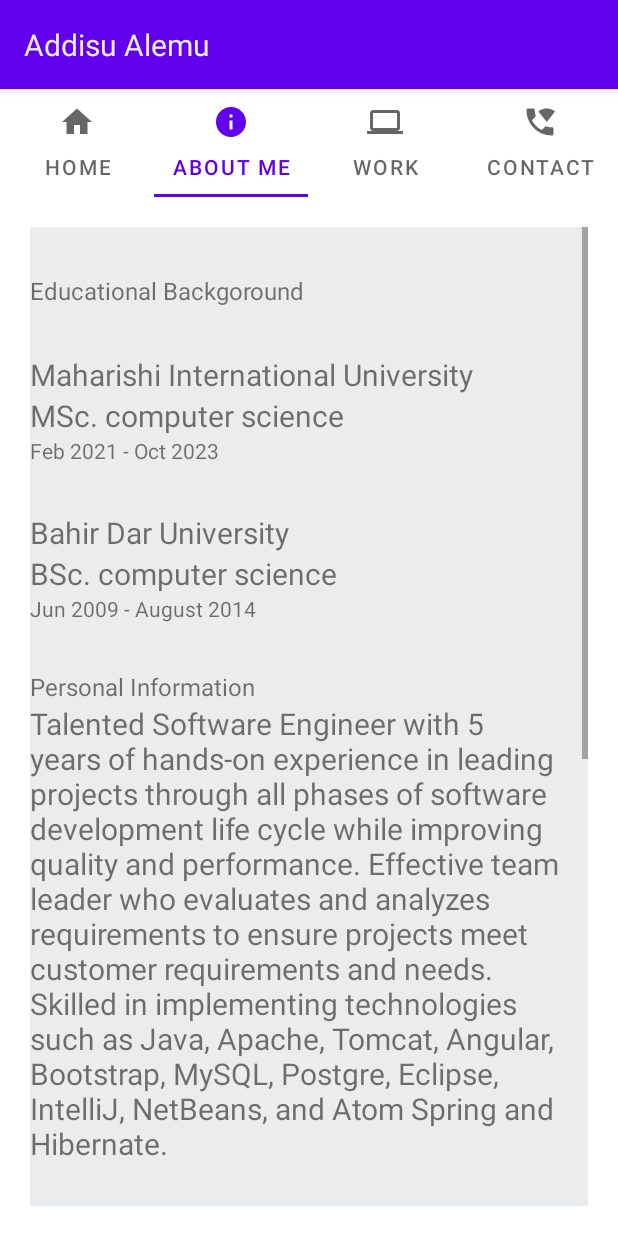
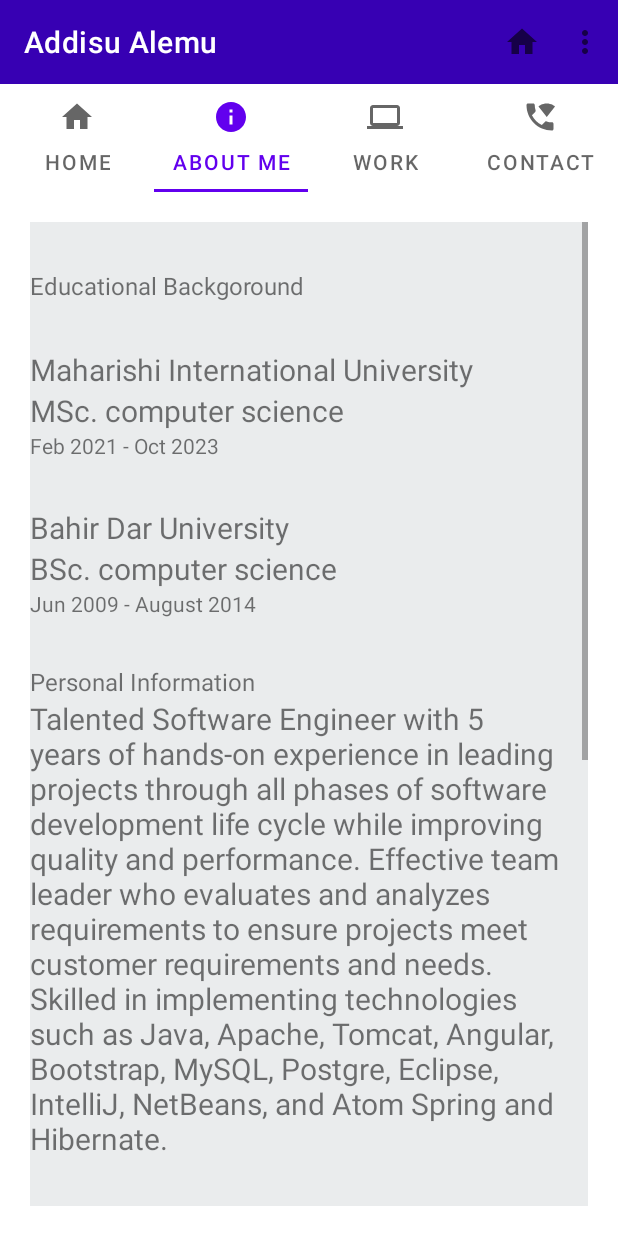
Before and after one commit to alemuaddisu/personal_CV, an Android app: the screen it shows after launch (MainActivity), tab 2 chosen, on a phone screen of 412 x 824 dp. Run offline under Robolectric (Android 15) with nearby library versions, the phone set to English and light mode, and no system bars; our stand-ins replace CircleImageView.

Commit message:
menu added

```diff
--- a/app/src/main/res/layout/activity_main.xml
+++ b/app/src/main/res/layout/activity_main.xml
@@ -7,21 +7,14 @@
     android:orientation="vertical"
     tools:context=".MainActivity">
 
-    <com.google.android.material.appbar.AppBarLayout
+    <androidx.appcompat.widget.Toolbar
+        android:id="@+id/toolbar"
         android:layout_width="match_parent"
-        android:layout_height="wrap_content" >
-
-        <TextView
-            android:id="@+id/textView4"
-            android:layout_width="match_parent"
-            android:layout_height="wrap_content"
-            android:layout_margin="@dimen/text_margin"
-            android:text="@string/app_name"
-            android:textColor="@color/backgournd"
-            android:textSize="20sp" />
-
-    </com.google.android.material.appbar.AppBarLayout>
-
+        android:layout_height="wrap_content"
+        android:background="@color/purple_700"
+        app:menu="@menu/mainmenu"
+        app:title="@string/app_name"
+        app:titleTextColor="@color/white" />
 
     <com.google.android.material.tabs.TabLayout
         android:id="@+id/tlayaout"
@@ -32,9 +25,8 @@
         android:id="@+id/viewpager"
         android:layout_width="match_parent"
         android:layout_height="match_parent"
-        android:layout_margin="@dimen/common_margine" >
+        android:layout_margin="@dimen/common_margine" />
 
-    </androidx.viewpager2.widget.ViewPager2>
 
     <com.google.android.material.floatingactionbutton.FloatingActionButton
         android:id="@+id/fab"
```
